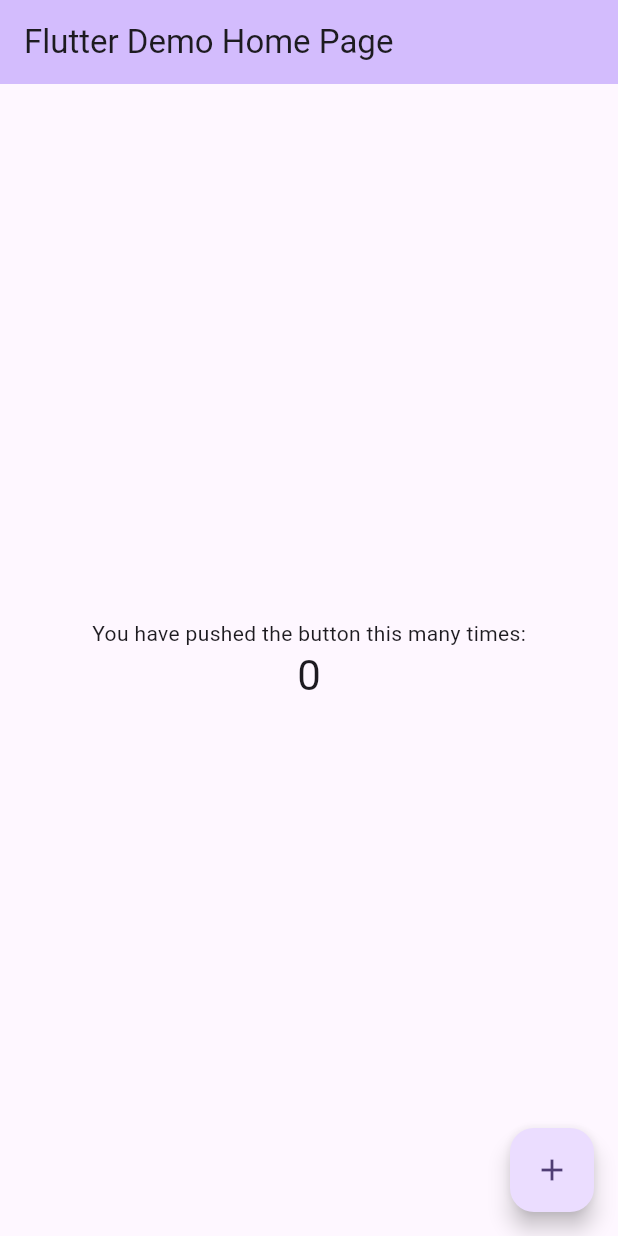
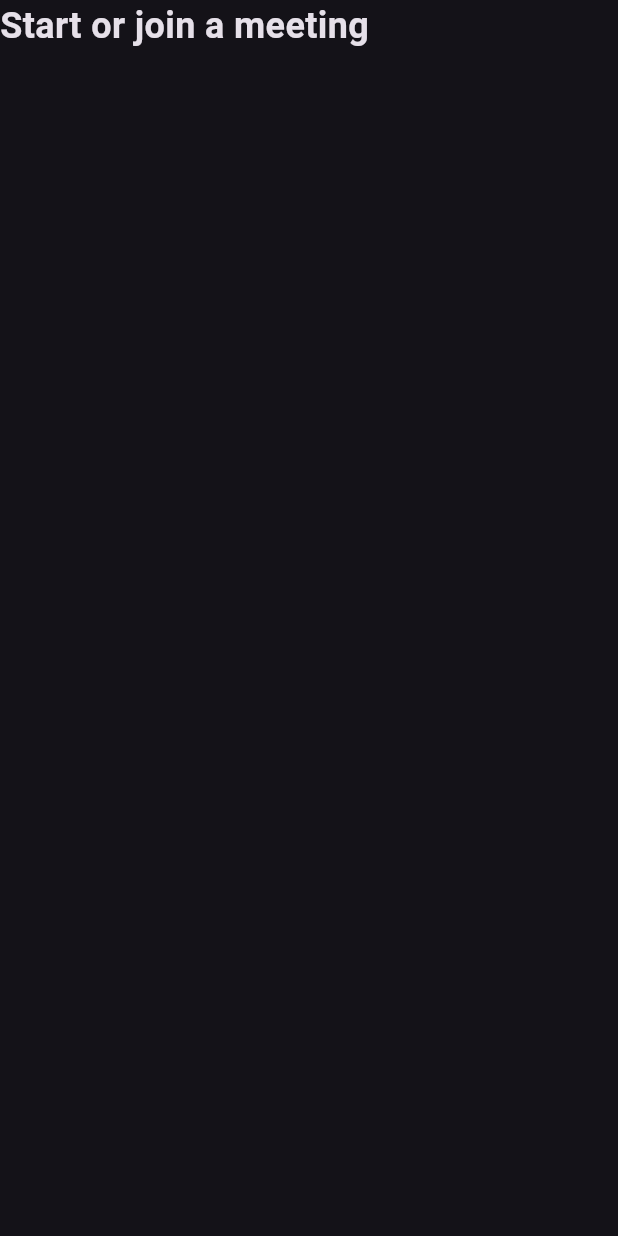
Before and after one commit to adityachaurasia357/zoom_clone, a Flutter app: the screen it shows after launch, on a phone screen of 412 x 824 dp. Run offline on Flutter 3.47's test engine with Material 3 defaults, Android fonts, the phone set to English and light mode, and no system bars.

Commit message:
login screen added

```diff
--- a/lib/main.dart
+++ b/lib/main.dart
@@ -1,4 +1,6 @@
 import 'package:flutter/material.dart';
+import 'package:zoom_clone/screens/login_screen.dart';
+import 'package:zoom_clone/utils/colors.dart';
 
 void main() {
   runApp(const MyApp());
@@ -7,116 +9,16 @@ void main() {
 class MyApp extends StatelessWidget {
   const MyApp({super.key});
 
-  // This widget is the root of your application.
   @override
   Widget build(BuildContext context) {
     return MaterialApp(
-      title: 'Flutter Demo',
-      theme: ThemeData(
-        // This is the theme of your application.
-        //
-        // TRY THIS: Try running your application with "flutter run". You'll see
-        // the application has a purple toolbar. Then, without quitting the app,
-        // try changing the seedColor in the colorScheme below to Colors.green
-        // and then invoke "hot reload" (save your changes or press the "hot
-        // reload" button in a Flutter-supported IDE, or press "r" if you used
-        // the command line to start the app).
-        //
-        // Notice that the counter didn't reset back to zero; the application
-        // state is not lost during the reload. To reset the state, use hot
-        // restart instead.
-        //
-        // This works for code too, not just values: Most code changes can be
-        // tested with just a hot reload.
-        colorScheme: ColorScheme.fromSeed(seedColor: Colors.deepPurple),
-      ),
-      home: const MyHomePage(title: 'Flutter Demo Home Page'),
+      debugShowCheckedModeBanner: false,
+      title: 'Zoom Clone',
+      theme: ThemeData.dark(),
+      routes: {
+        '/login' : (context) => const LoginScreen()
+      },
+      home: const LoginScreen(),
     );
   }
 }
-
-class MyHomePage extends StatefulWidget {
-  const MyHomePage({super.key, required this.title});
-
-  // This widget is the home page of your application. It is stateful, meaning
-  // that it has a State object (defined below) that contains fields that affect
-  // how it looks.
-
-  // This class is the configuration for the state. It holds the values (in this
-  // case the title) provided by the parent (in this case the App widget) and
-  // used by the build method of the State. Fields in a Widget subclass are
-  // always marked "final".
-
-  final String title;
-
-  @override
-  State<MyHomePage> createState() => _MyHomePageState();
-}
-
-class _MyHomePageState extends State<MyHomePage> {
-  int _counter = 0;
-
-  void _incrementCounter() {
-    setState(() {
-      // This call to setState tells the Flutter framework that something has
-      // changed in this State, which causes it to rerun the build method below
-      // so that the display can reflect the updated values. If we changed
-      // _counter without calling setState(), then the build method would not be
-      // called again, and so nothing would appear to happen.
-      _counter++;
-    });
-  }
-
-  @override
-  Widget build(BuildContext context) {
-    // This method is rerun every time setState is called, for instance as done
-    // by the _incrementCounter method above.
-    //
-    // The Flutter framework has been optimized to make rerunning build methods
-    // fast, so that you can just rebuild anything that needs updating rather
-    // than having to individually change instances of widgets.
-    return Scaffold(
-      appBar: AppBar(
-        // TRY THIS: Try changing the color here to a specific color (to
-        // Colors.amber, perhaps?) and trigger a hot reload to see the AppBar
-        // change color while the other colors stay the same.
-        backgroundColor: Theme.of(context).colorScheme.inversePrimary,
-        // Here we take the value from the MyHomePage object that was created by
-        // the App.build method, and use it to set our appbar title.
-        title: Text(widget.title),
-      ),
-      body: Center(
-        // Center is a layout widget. It takes a single child and positions it
-        // in the middle of the parent.
-        child: Column(
-          // Column is also a layout widget. It takes a list of children and
-          // arranges them vertically. By default, it sizes itself to fit its
-          // children horizontally, and tries to be as tall as its parent.
-          //
-          // Column has various properties to control how it sizes itself and
-          // how it positions its children. Here we use mainAxisAlignment to
-          // center the children vertically; the main axis here is the vertical
-          // axis because Columns are vertical (the cross axis would be
-          // horizontal).
-          //
-          // TRY THIS: Invoke "debug painting" (choose the "Toggle Debug Paint"
-          // action in the IDE, or press "p" in the console), to see the
-          // wireframe for each widget.
-          mainAxisAlignment: MainAxisAlignment.center,
-          children: <Widget>[
-            const Text('You have pushed the button this many times:'),
-            Text(
-              '$_counter',
-              style: Theme.of(context).textTheme.headlineMedium,
-            ),
-          ],
-        ),
-      ),
-      floatingActionButton: FloatingActionButton(
-        onPressed: _incrementCounter,
-        tooltip: 'Increment',
-        child: const Icon(Icons.add),
-      ), // This trailing comma makes auto-formatting nicer for build methods.
-    );
-  }
-}
--- /dev/null
+++ b/lib/screens/login_screen.dart
@@ -0,0 +1,26 @@
+import 'package:flutter/material.dart';
+
+class LoginScreen extends StatefulWidget {
+  const LoginScreen({super.key});
+
+  @override
+  State<LoginScreen> createState() => _LoginScreenState();
+}
+
+class _LoginScreenState extends State<LoginScreen> {
+  @override
+  Widget build(BuildContext context) {
+    return Scaffold(
+      body: SafeArea(
+        child: Column(
+          children: [
+            const Text('Start or join a meeting', style: TextStyle(
+              fontSize: 24,
+              fontWeight: FontWeight.bold
+            ),)
+          ],
+        ),
+      ),
+    );
+  }
+}
--- /dev/null
+++ b/lib/utils/colors.dart
@@ -0,0 +1,6 @@
+import 'package:flutter/material.dart';
+
+const backgroundColor = Color.fromRGBO(36, 36, 36, 1);
+const buttonColor = Color.fromRGBO(14, 114, 236, 1);
+const footerColor = Color.fromRGBO(26, 26, 26, 1);
+const secondaryBackgroundColor = Color.fromRGBO(46, 46, 46, 1);
```
